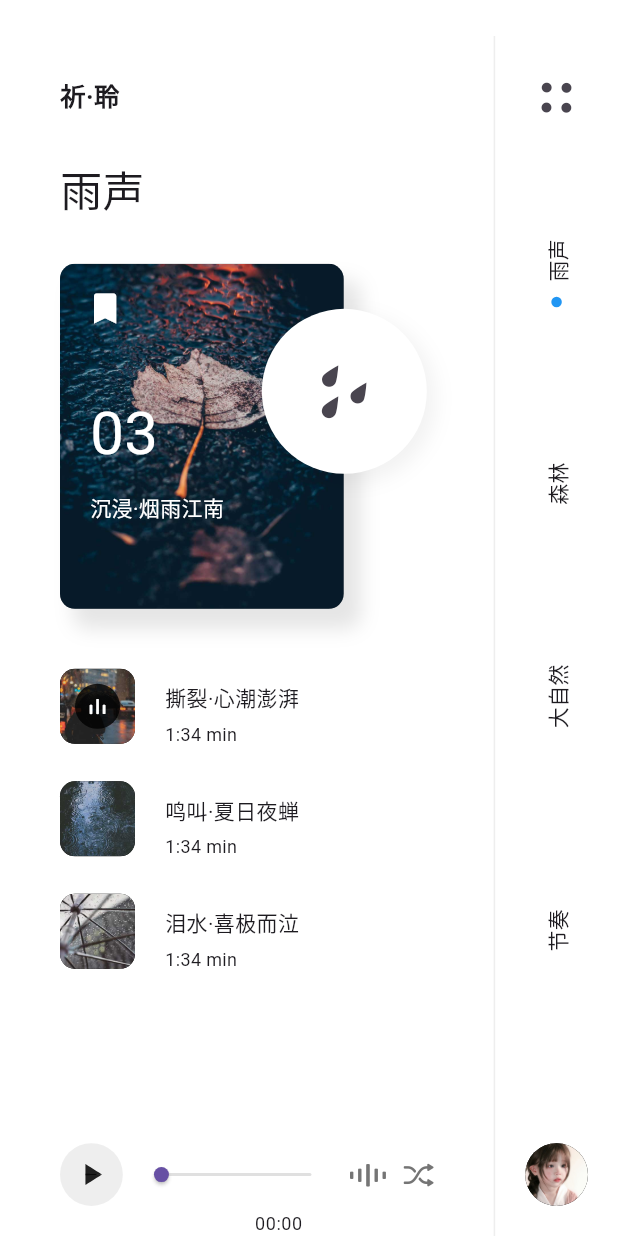
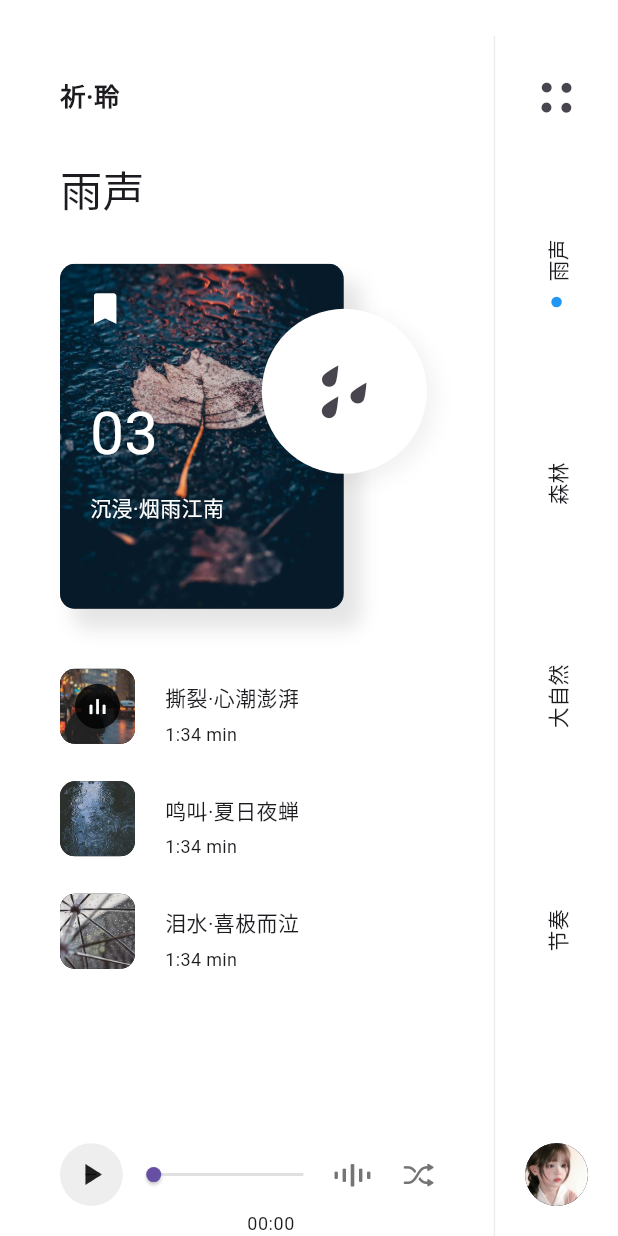
Before and after one commit to xu-chao/qi-ling, a Flutter app: the screen it shows after launch, on a phone screen of 412 x 824 dp. Run offline on Flutter 3.47's test engine with Material 3 defaults, Android fonts, the phone set to English and light mode, and no system bars; our stand-ins replace bot_toast, get, just_audio, rxdart; missing offline and left inert: audio_session, flutter_inappwebview.

Commit message:
init:样式调整

```diff
--- a/lib/components/player_controls.dart
+++ b/lib/components/player_controls.dart
@@ -275,6 +275,7 @@ class _PlayerControlsState extends State<PlayerControls>
                     child: boostAudioIcon(leftActive ? 15 : 0),
                   ),
                 ),
+                const SizedBox(width: 5,),
                 AnimatedContainer(
                   duration: normal,
                   height: leftActive ? 20 : 0,
```
